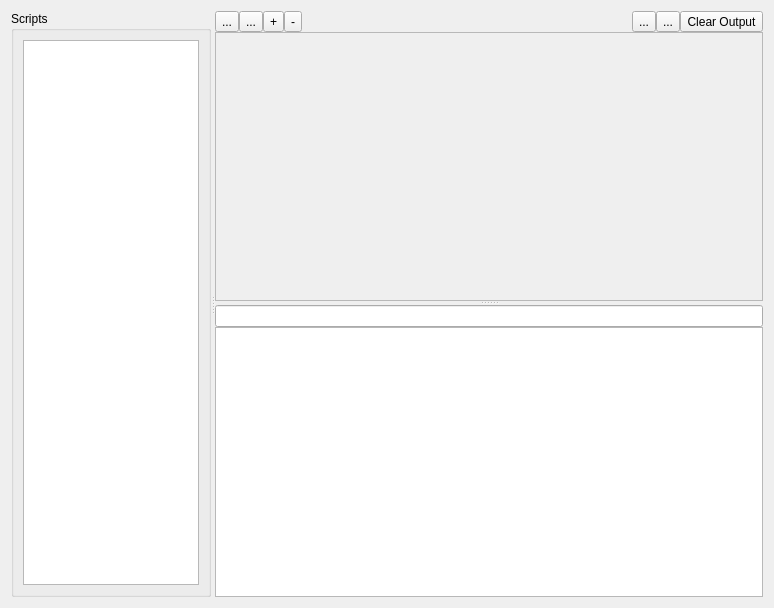
Before: the Qt Designer form NeuroEdit/scriptswindow.ui in lucksus/neuro_edit, drawn with Qt 5.
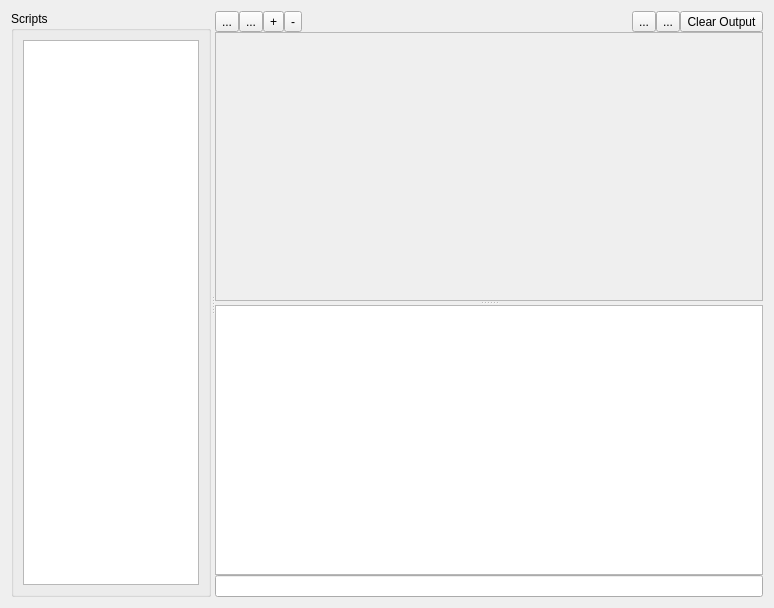
After: the same form once the commit is applied. Icons and pictures are not drawn.

Commit message: Script window pimped. Command line added.

Patch:
```diff
--- a/NeuroEdit/scriptswindow.ui
+++ b/NeuroEdit/scriptswindow.ui
@@ -58,7 +58,7 @@
       <property name="orientation">
        <enum>Qt::Vertical</enum>
       </property>
-      <widget class="QWidget" name="">
+      <widget class="QWidget" name="layoutWidget">
        <layout class="QVBoxLayout" name="verticalLayout_2">
         <property name="spacing">
          <number>0</number>
@@ -160,17 +160,17 @@
         </item>
        </layout>
       </widget>
-      <widget class="QWidget" name="">
+      <widget class="QWidget" name="layoutWidget">
        <layout class="QVBoxLayout" name="verticalLayout_3">
         <property name="spacing">
          <number>0</number>
         </property>
-        <item>
-         <widget class="QLineEdit" name="lineEdit"/>
-        </item>
         <item>
          <widget class="QListWidget" name="outputListWidget"/>
         </item>
+        <item>
+         <widget class="QLineEdit" name="lineEdit"/>
+        </item>
        </layout>
       </widget>
      </widget>
```
The commit also changes 2 other files.
